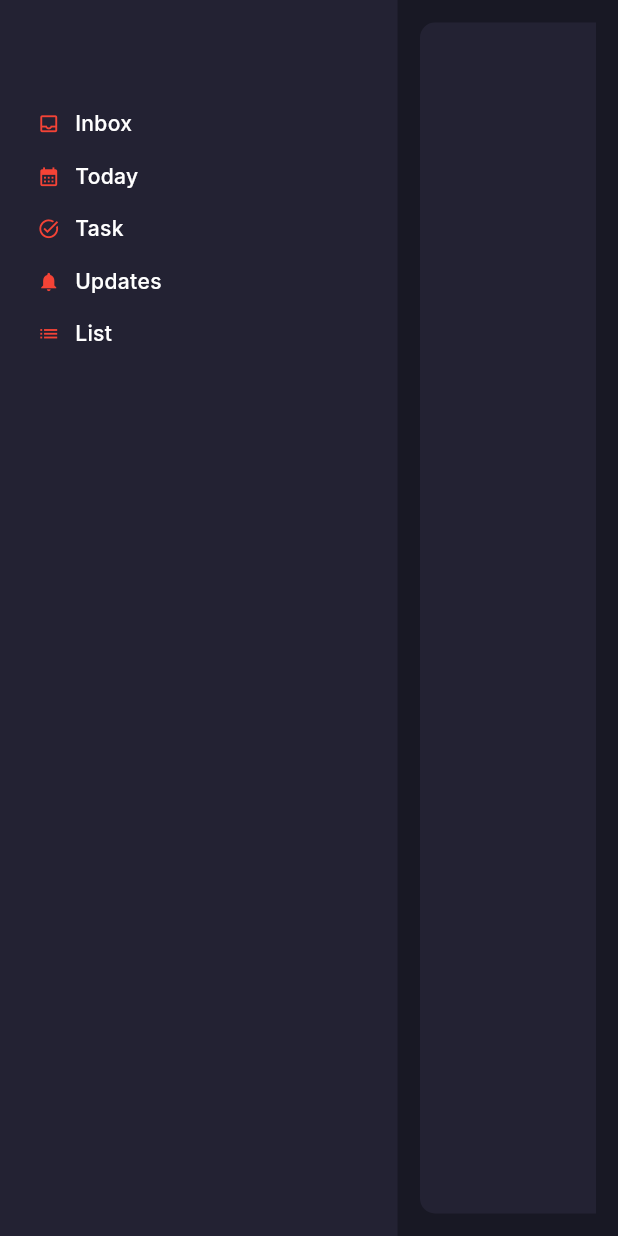
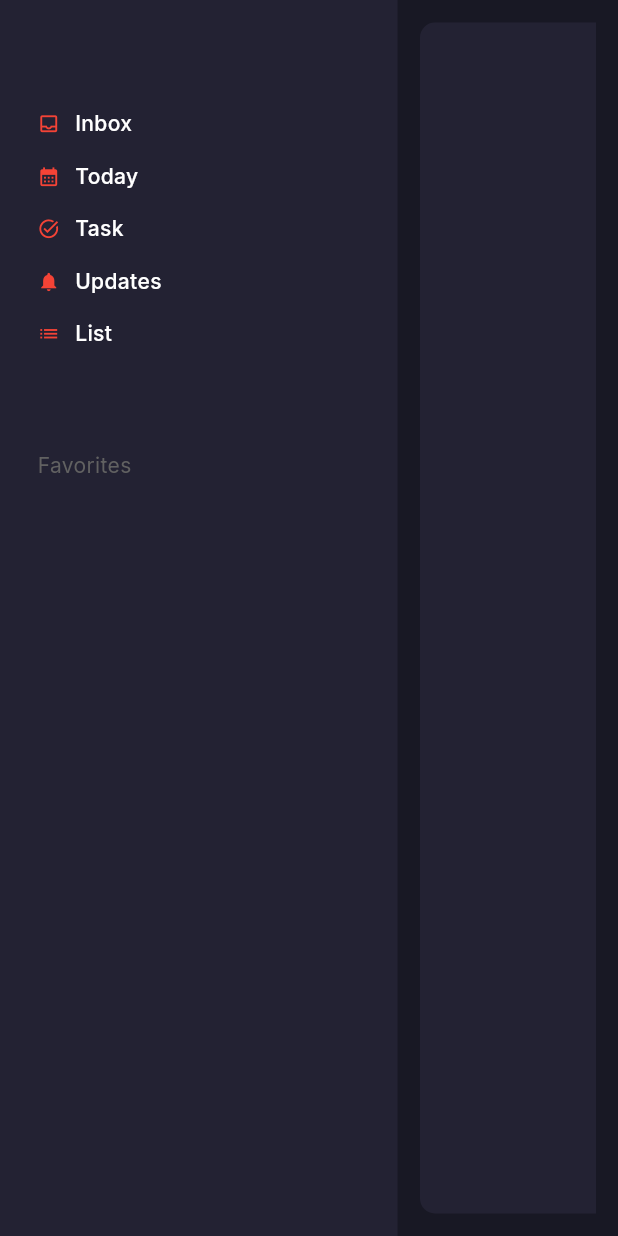
Before and after one commit to sb-dor/Stellarlist, a Flutter app: the HomePage screen opened by its route, on a phone screen of 412 x 824 dp. Run offline on Flutter 3.47's test engine with Material 3 defaults, Android fonts, the phone set to English and light mode, and no system bars; drawn by our look-alikes of scrollable_positioned_list; our stand-ins replace auto_route, carousel_slider, firebase_auth, firebase_core, flutter_riverpod, font_awesome_flutter and 10 more; accounts and stored records are empty; generated files the repository leaves out were written again.

Commit message:
added favirites section row

```diff
--- a/lib/features/home/view/pages/widgets/animated_side_bar/animated_side_bar.dart
+++ b/lib/features/home/view/pages/widgets/animated_side_bar/animated_side_bar.dart
@@ -53,6 +53,7 @@ class _AnimatedSideBarState extends ConsumerState<AnimatedSideBar> {
             Visibility(
               visible: (animSidebarProvider.hovered ?? false),
               maintainState: true,
+              maintainAnimation: true,
               child: SizedBox(
                 height: 65,
                 child: AnimatedOpacity(
@@ -125,6 +126,49 @@ class _AnimatedSideBarState extends ConsumerState<AnimatedSideBar> {
               title: "List",
               onTap: () {},
             ),
+            const SizedBox(height: 50),
+            Padding(
+              padding: const EdgeInsets.only(left: 25, right: 15),
+              child: SizedBox(
+                height: 40,
+                child: Row(
+                  children: [
+                    Text(
+                      "Favorites",
+                      style: GoogleFonts.inter(color: Colors.grey.shade700),
+                    ),
+                    const Expanded(child: SizedBox.shrink()),
+                    Visibility(
+                      maintainAnimation: true,
+                      maintainState: true,
+                      visible: (animSidebarProvider.hovered ?? false),
+                      child: AnimatedOpacity(
+                        opacity: (animSidebarProvider.hovered ?? false) ? 1 : 0,
+                        duration: const Duration(milliseconds: 300),
+                        child: Row(
+                          children: [
+                            IconButton(
+                              onPressed: () {},
+                              icon: const Icon(
+                                Icons.add_link,
+                                size: 20,
+                              ),
+                            ),
+                            IconButton(
+                              onPressed: () {},
+                              icon: const Icon(
+                                Icons.playlist_add_sharp,
+                                size: 20,
+                              ),
+                            ),
+                          ],
+                        ),
+                      ),
+                    )
+                  ],
+                ),
+              ),
+            ),
           ],
         ),
       ),
```
